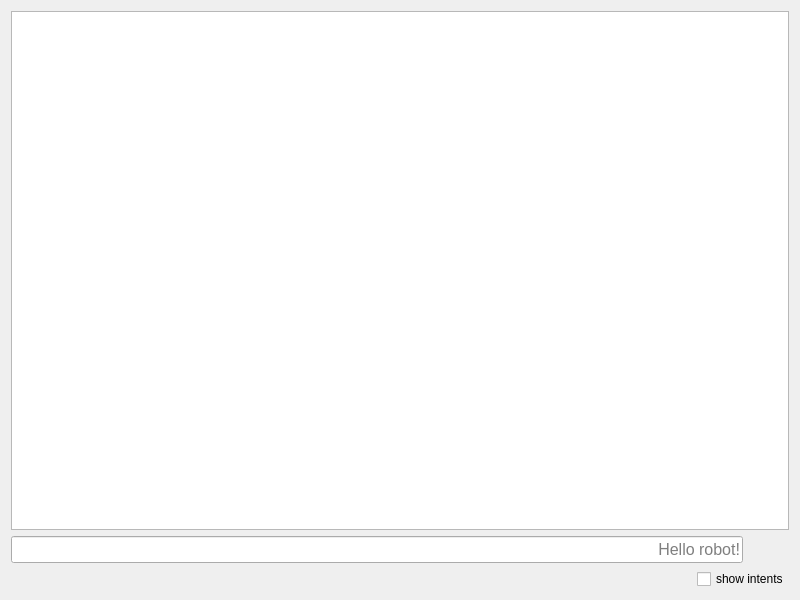
Before: the Qt Designer form resource/chat.ui in pal-robotics/rqt_chat, drawn with Qt 5.
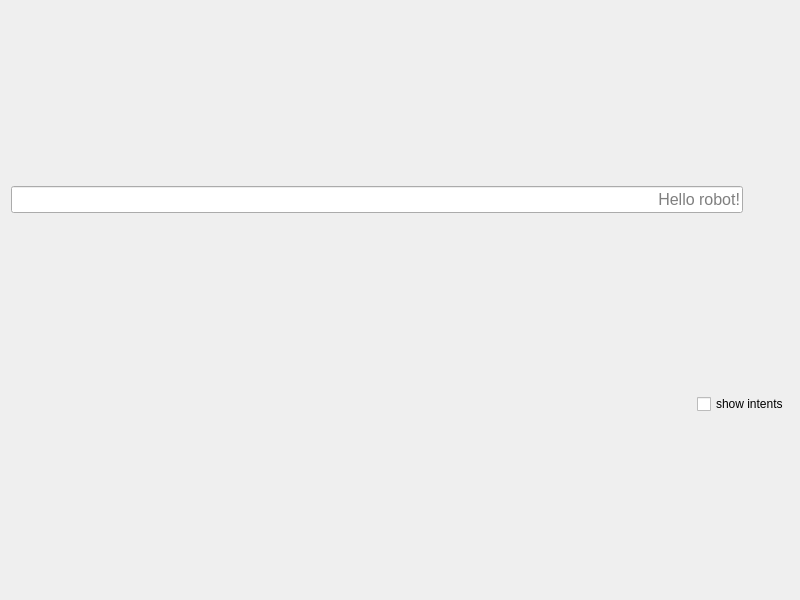
After: the same form once the commit is applied. Icons and pictures are not drawn.

Commit message: rewrote rqt_chat to use more advanced widgets + fix the intent display

The edit to the form file:
```diff
--- a/resource/chat.ui
+++ b/resource/chat.ui
@@ -14,25 +14,6 @@
    <string>Chat Interface</string>
   </property>
   <layout class="QVBoxLayout" name="verticalLayout">
-   <item>
-    <widget class="QListWidget" name="msgHistory">
-     <property name="showDropIndicator" stdset="0">
-      <bool>false</bool>
-     </property>
-     <property name="iconSize">
-      <size>
-       <width>32</width>
-       <height>32</height>
-      </size>
-     </property>
-     <property name="spacing">
-      <number>3</number>
-     </property>
-     <property name="wordWrap">
-      <bool>true</bool>
-     </property>
-    </widget>
-   </item>
    <item>
     <layout class="QHBoxLayout" name="horizontalLayout_2">
      <item>
```
The commit also changes 5 other files.
